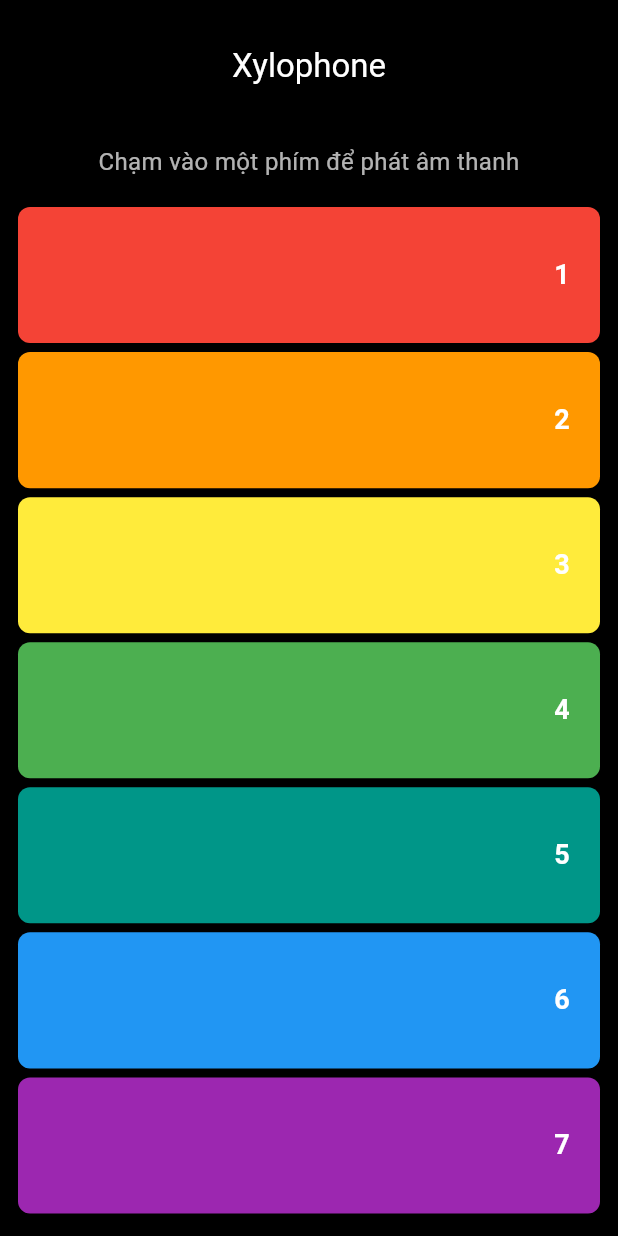
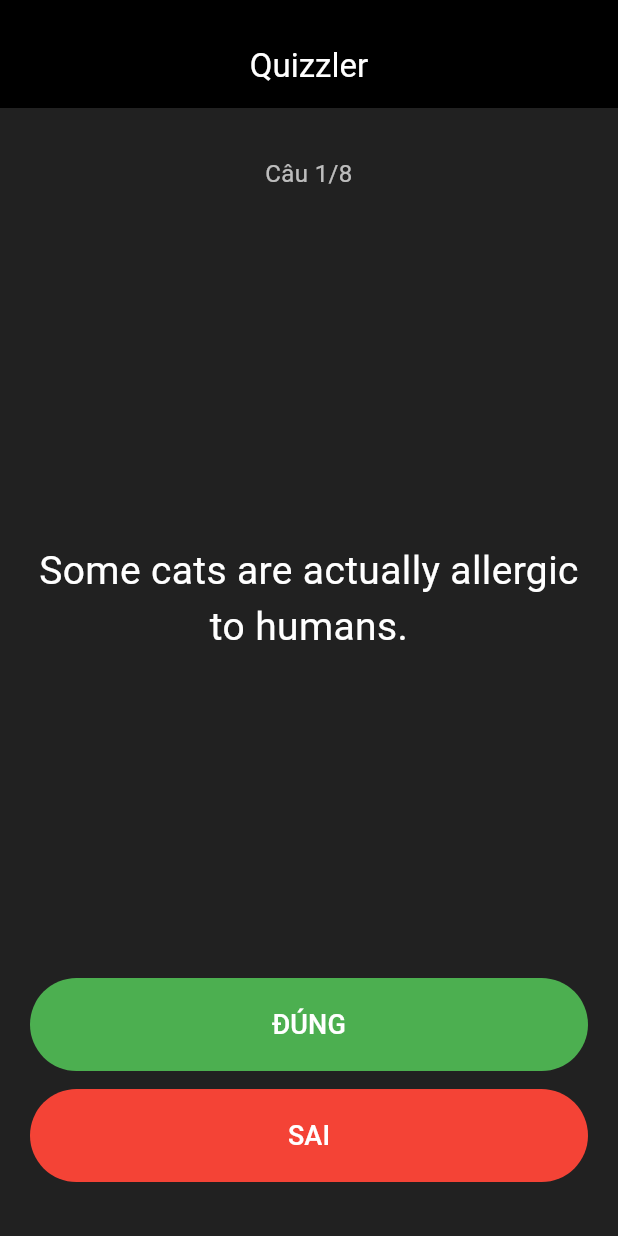
Before and after one commit to thndev05/all-labs-flutter, a Flutter app: the screen it shows after launch, on a phone screen of 412 x 824 dp. Run offline on Flutter 3.47's test engine with Material 3 defaults, Android fonts, the phone set to English and light mode, and no system bars.

Commit message:
feat: Initialize project "Quizzler" and update related files

```diff
--- a/lib/main.dart
+++ b/lib/main.dart
@@ -1,64 +1,99 @@
-import 'package:audioplayers/audioplayers.dart';
 import 'package:flutter/material.dart';
 
-void main() => runApp(const XylophoneApp());
+void main() => runApp(const QuizzlerApp());
 
-class XylophoneApp extends StatelessWidget {
-  const XylophoneApp({super.key});
+class QuizQuestion {
+  const QuizQuestion(this.text, this.answer);
+
+  final String text;
+  final bool answer;
+}
+
+class QuizzlerApp extends StatelessWidget {
+  const QuizzlerApp({super.key});
 
   @override
   Widget build(BuildContext context) => MaterialApp(
-        title: 'Xylophone',
+        title: 'Quizzler',
         debugShowCheckedModeBanner: false,
         theme: ThemeData(useMaterial3: true),
-        home: const XylophonePage(),
+        home: const QuizPage(),
       );
 }
 
-class XylophonePage extends StatefulWidget {
-  const XylophonePage({super.key, this.onPlayNote});
+class QuizPage extends StatefulWidget {
+  const QuizPage({super.key, this.questions = defaultQuestions});
 
-  final void Function(int note)? onPlayNote;
+  final List<QuizQuestion> questions;
+
+  static const defaultQuestions = <QuizQuestion>[
+    QuizQuestion('Some cats are actually allergic to humans.', true),
+    QuizQuestion('You can lead a cow down stairs but not up stairs.', false),
+    QuizQuestion(
+        'Approximately one quarter of human bones are in the feet.', true),
+    QuizQuestion("A slug's blood is green.", true),
+    QuizQuestion('Buzz Aldrin’s mother’s maiden name was "Moon".', true),
+    QuizQuestion('It is illegal to pee in the Ocean in Portugal.', true),
+    QuizQuestion(
+        'No piece of square dry paper can be folded in half more than 7 times.',
+        false),
+    QuizQuestion('Google was originally called "Backrub".', true),
+  ];
 
   @override
-  State<XylophonePage> createState() => _XylophonePageState();
+  State<QuizPage> createState() => _QuizPageState();
 }
 
-class _XylophonePageState extends State<XylophonePage> {
-  static const _colors = [
-    Colors.red,
-    Colors.orange,
-    Colors.yellow,
-    Colors.green,
-    Colors.teal,
-    Colors.blue,
-    Colors.purple,
-  ];
+class _QuizPageState extends State<QuizPage> {
+  var _questionIndex = 0;
+  final List<bool> _answers = [];
 
-  int? _lastPlayedNote;
-  final AudioPlayer _audioPlayer = AudioPlayer();
+  QuizQuestion get _question => widget.questions[_questionIndex];
 
-  Future<void> _playNote(int note) async {
-    setState(() => _lastPlayedNote = note);
-    widget.onPlayNote?.call(note);
-    await _audioPlayer.stop();
-    await _audioPlayer.play(AssetSource('note$note.wav'));
+  void _answer(bool answer) {
+    final isCorrect = answer == _question.answer;
+    setState(() {
+      _answers.add(isCorrect);
+      if (_questionIndex < widget.questions.length - 1) {
+        _questionIndex++;
+      } else {
+        _showResult();
+      }
+    });
   }
 
-  @override
-  void dispose() {
-    _audioPlayer.dispose();
-    super.dispose();
+  void _showResult() {
+    final score = _answers.where((answer) => answer).length;
+    showDialog<void>(
+      context: context,
+      builder: (context) => AlertDialog(
+        title: const Text('Hoàn thành!'),
+        content:
+            Text('Bạn trả lời đúng $score/${widget.questions.length} câu.'),
+        actions: [
+          TextButton(
+            onPressed: () {
+              Navigator.pop(context);
+              setState(() {
+                _questionIndex = 0;
+                _answers.clear();
+              });
+            },
+            child: const Text('Làm lại'),
+          ),
+        ],
+      ),
+    );
   }
 
   @override
   Widget build(BuildContext context) => Scaffold(
-        backgroundColor: Colors.black,
+        backgroundColor: Colors.grey.shade900,
         appBar: AppBar(
           toolbarHeight: 72,
           title: const Padding(
             padding: EdgeInsets.only(top: 16),
-            child: Text('Xylophone'),
+            child: Text('Quizzler'),
           ),
           centerTitle: true,
           backgroundColor: Colors.black,
@@ -66,31 +101,49 @@ class _XylophonePageState extends State<XylophonePage> {
         ),
         body: SafeArea(
           child: Padding(
-            padding: const EdgeInsets.fromLTRB(12, 24, 12, 12),
+            padding: const EdgeInsets.fromLTRB(20, 32, 20, 20),
             child: Column(
               crossAxisAlignment: CrossAxisAlignment.stretch,
               children: [
-                const Text(
-                  'Chạm vào một phím để phát âm thanh',
+                Text(
+                  'Câu ${_questionIndex + 1}/${widget.questions.length}',
                   textAlign: TextAlign.center,
-                  style: TextStyle(color: Colors.white70, fontSize: 16),
+                  style: const TextStyle(color: Colors.white70, fontSize: 16),
+                ),
+                const SizedBox(height: 20),
+                Expanded(
+                  child: Center(
+                    child: Text(
+                      _question.text,
+                      key: const Key('question-text'),
+                      textAlign: TextAlign.center,
+                      style: const TextStyle(color: Colors.white, fontSize: 26),
+                    ),
+                  ),
+                ),
+                _AnswerButton(
+                  key: const Key('true-button'),
+                  label: 'ĐÚNG',
+                  color: Colors.green,
+                  onPressed: () => _answer(true),
+                ),
+                const SizedBox(height: 12),
+                _AnswerButton(
+                  key: const Key('false-button'),
+                  label: 'SAI',
+                  color: Colors.red,
+                  onPressed: () => _answer(false),
                 ),
                 const SizedBox(height: 16),
-                Expanded(
-                  child: Column(
-                    crossAxisAlignment: CrossAxisAlignment.stretch,
-                    children: List.generate(
-                      _colors.length,
-                      (index) => Expanded(
-                        child: _NoteKey(
-                          note: index + 1,
-                          color: _colors[index],
-                          isSelected: _lastPlayedNote == index + 1,
-                          onPressed: _playNote,
-                        ),
-                      ),
-                    ),
-                  ),
+                Wrap(
+                  key: const Key('score-row'),
+                  spacing: 4,
+                  children: _answers
+                      .map((correct) => Icon(
+                            correct ? Icons.check : Icons.close,
+                            color: correct ? Colors.green : Colors.red,
+                          ))
+                      .toList(),
                 ),
               ],
             ),
@@ -99,53 +152,25 @@ class _XylophonePageState extends State<XylophonePage> {
       );
 }
 
-class _NoteKey extends StatelessWidget {
-  const _NoteKey({
-    required this.note,
-    required this.color,
-    required this.isSelected,
-    required this.onPressed,
-  });
+class _AnswerButton extends StatelessWidget {
+  const _AnswerButton(
+      {super.key,
+      required this.label,
+      required this.color,
+      required this.onPressed});
 
-  final int note;
+  final String label;
   final Color color;
-  final bool isSelected;
-  final Future<void> Function(int note) onPressed;
+  final VoidCallback onPressed;
 
   @override
-  Widget build(BuildContext context) => Padding(
-        padding: const EdgeInsets.symmetric(vertical: 3),
-        child: Semantics(
-          button: true,
-          label: 'Phím nhạc $note',
-          child: Material(
-            color: color,
-            borderRadius: BorderRadius.circular(8),
-            child: InkWell(
-              key: Key('note-$note'),
-              onTap: () => onPressed(note),
-              borderRadius: BorderRadius.circular(8),
-              child: AnimatedContainer(
-                duration: const Duration(milliseconds: 120),
-                alignment: Alignment.centerRight,
-                padding: const EdgeInsets.only(right: 20),
-                decoration: BoxDecoration(
-                  borderRadius: BorderRadius.circular(8),
-                  border: isSelected
-                      ? Border.all(color: Colors.white, width: 3)
-                      : null,
-                ),
-                child: Text(
-                  '$note',
-                  style: const TextStyle(
-                    color: Colors.white,
-                    fontSize: 18,
-                    fontWeight: FontWeight.bold,
-                  ),
-                ),
-              ),
-            ),
-          ),
+  Widget build(BuildContext context) => FilledButton(
+        onPressed: onPressed,
+        style: FilledButton.styleFrom(
+          backgroundColor: color,
+          foregroundColor: Colors.white,
+          padding: const EdgeInsets.symmetric(vertical: 18),
         ),
+        child: Text(label, style: const TextStyle(fontSize: 18)),
       );
 }
```
Also changed, not shown: pubspec.yaml (+2 -5 lines), pubspec.lock, 17 other files.
